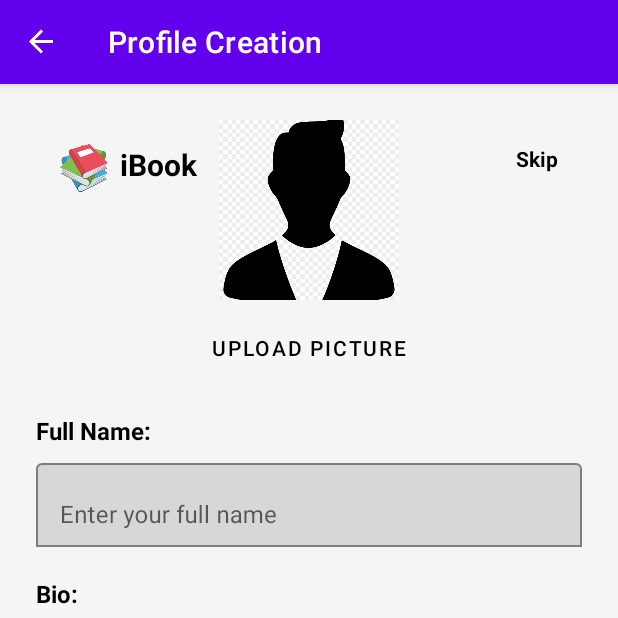
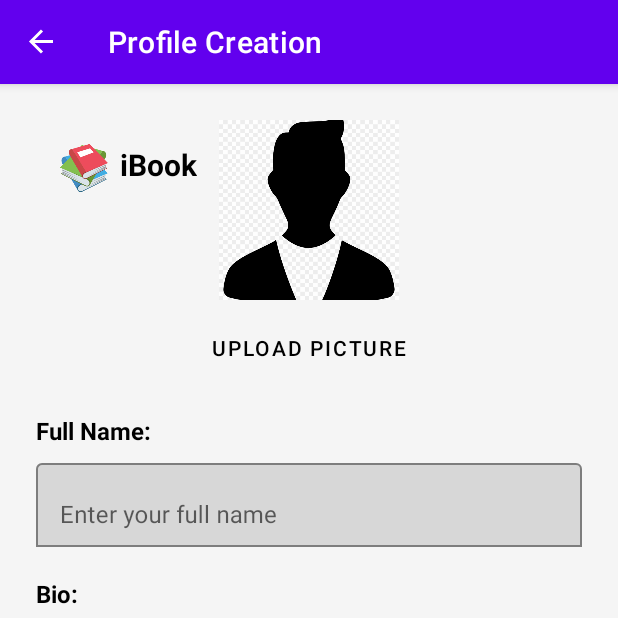
Before and after one commit to AmitOfeck/iBookProject, an Android app built with Jetpack Compose: the ProfileCreationFragment screen opened through its navigation route, on a phone screen of 412 x 824 dp, the top half of it. Run offline under Robolectric (Android 15) with nearby library versions, the phone set to English and light mode, and no system bars; our stand-ins replace Firebase (no records; nobody signed in at launch, a user with empty details on screens opened directly), Room's generated code, data binding, navigation-ui.

Commit message:
remove skip button on profile creation

```diff
--- a/app/src/main/res/layout/fragment_profile_creation.xml
+++ b/app/src/main/res/layout/fragment_profile_creation.xml
@@ -41,20 +41,6 @@
                 android:textColor="@color/black"
                 android:layout_marginStart="8dp"/>
         </LinearLayout>
-
-        <!-- Skip Button -->
-        <TextView
-            android:id="@+id/skipText"
-            android:layout_width="wrap_content"
-            android:layout_height="wrap_content"
-            android:text="Skip"
-            android:textSize="14sp"
-            android:textColor="@color/black"
-            android:textStyle="bold"
-            app:layout_constraintTop_toTopOf="parent"
-            app:layout_constraintEnd_toEndOf="parent"
-            android:layout_marginTop="16dp"
-            android:layout_marginEnd="16dp"/>
 
         <!-- Profile Picture -->
         <ImageView
```
